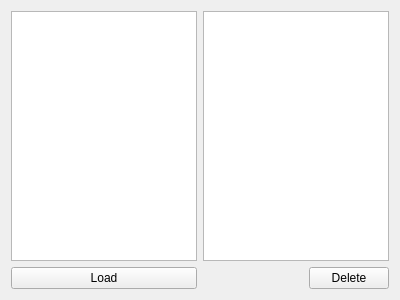
This is GEENIE/assetwidget.ui in SoftwareprojektGameEngine/GEENIE as Qt 5 draws it before an edit. The edited form follows.
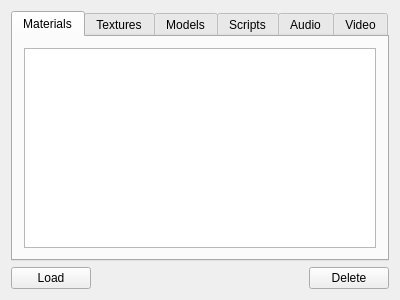
This is the edited form.

Commit message:
assetwidget ui verändert
...außerdem öffnet sich nur ein filebrowser. es lässt sich auch
kompilieren. code behind folgt noch, ist erstmal nicht aussagekräftig

The edit to the form file:
```diff
--- a/GEENIE/assetwidget.ui
+++ b/GEENIE/assetwidget.ui
@@ -14,6 +14,73 @@
    <string>AssetWidget</string>
   </property>
   <layout class="QGridLayout" name="gridLayout">
+   <item row="0" column="0" colspan="3">
+    <widget class="QTabWidget" name="AssetTabWidget">
+     <property name="currentIndex">
+      <number>0</number>
+     </property>
+     <widget class="QWidget" name="MaterialsTab">
+      <attribute name="title">
+       <string>Materials</string>
+      </attribute>
+      <layout class="QGridLayout" name="gridLayout_2">
+       <item row="0" column="0">
+        <widget class="QListWidget" name="MaterialListWidget"/>
+       </item>
+      </layout>
+     </widget>
+     <widget class="QWidget" name="TexturesTab">
+      <attribute name="title">
+       <string>Textures</string>
+      </attribute>
+      <layout class="QGridLayout" name="gridLayout_3">
+       <item row="0" column="0">
+        <widget class="QListWidget" name="TextureListWidget"/>
+       </item>
+      </layout>
+     </widget>
+     <widget class="QWidget" name="ModelsTab">
+      <attribute name="title">
+       <string>Models</string>
+      </attribute>
+      <layout class="QGridLayout" name="gridLayout_4">
+       <item row="0" column="0">
+        <widget class="QListWidget" name="ModelListWidget"/>
+       </item>
+      </layout>
+     </widget>
+     <widget class="QWidget" name="ScriptsTab">
+      <attribute name="title">
+       <string>Scripts</string>
+      </attribute>
+      <layout class="QGridLayout" name="gridLayout_5">
+       <item row="0" column="0">
+        <widget class="QListWidget" name="ScriptListWidget"/>
+       </item>
+      </layout>
+     </widget>
+     <widget class="QWidget" name="AudioTab">
+      <attribute name="title">
+       <string>Audio</string>
+      </attribute>
+      <layout class="QGridLayout" name="gridLayout_6">
+       <item row="0" column="0">
+        <widget class="QListWidget" name="AudioListWidget"/>
+       </item>
+      </layout>
+     </widget>
+     <widget class="QWidget" name="VideoTab">
+      <attribute name="title">
+       <string>Video</string>
+      </attribute>
+      <layout class="QGridLayout" name="gridLayout_7">
+       <item row="0" column="0">
+        <widget class="QListWidget" name="VideoListWidget"/>
+       </item>
+      </layout>
+     </widget>
+    </widget>
+   </item>
    <item row="1" column="0">
     <widget class="QPushButton" name="LoadButton">
      <property name="text">
@@ -41,16 +108,6 @@
      </property>
     </widget>
    </item>
-   <item row="0" column="1" colspan="2">
-    <widget class="QListWidget" name="listWidget">
-     <property name="dragDropMode">
-      <enum>QAbstractItemView::DragDrop</enum>
-     </property>
-    </widget>
-   </item>
-   <item row="0" column="0">
-    <widget class="QTreeView" name="treeView"/>
-   </item>
   </layout>
  </widget>
  <layoutdefault spacing="6" margin="11"/>
```
The commit also changes 2 other files.
